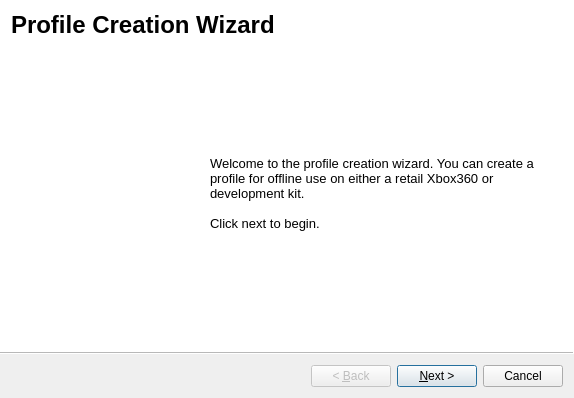
This is Velocity/profilecreatorwizard.ui in hetelek/Velocity as Qt 5 draws it before an edit. The edited form follows.
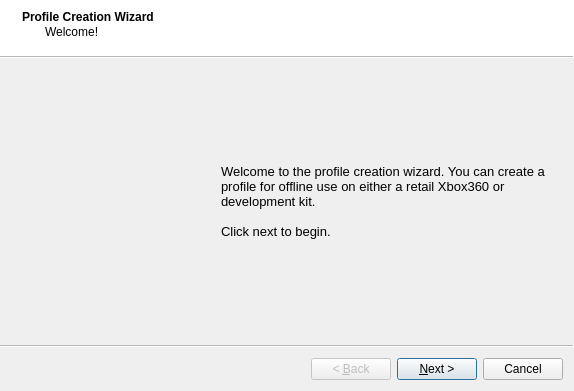
This is the edited form. Icons and pictures are not drawn.

Commit message: Updated wizard GUIs

Patch:
```diff
--- a/Velocity/profilecreatorwizard.ui
+++ b/Velocity/profilecreatorwizard.ui
@@ -7,7 +7,7 @@
     <x>0</x>
     <y>0</y>
     <width>574</width>
-    <height>398</height>
+    <height>391</height>
    </rect>
   </property>
   <property name="windowTitle">
@@ -21,21 +21,13 @@
    <enum>QWizard::AeroStyle</enum>
   </property>
   <widget class="QWizardPage" name="pageFront">
+   <property name="title">
+    <string>Profile Creation Wizard</string>
+   </property>
+   <property name="subTitle">
+    <string>Welcome!</string>
+   </property>
    <layout class="QVBoxLayout" name="verticalLayout">
-    <item>
-     <widget class="QLabel" name="label_2">
-      <property name="text">
-       <string>&lt;!DOCTYPE HTML PUBLIC &quot;-//W3C//DTD HTML 4.0//EN&quot; &quot;http://www.w3.org/TR/REC-html40/strict.dtd&quot;&gt;
-&lt;html&gt;&lt;head&gt;&lt;meta name=&quot;qrichtext&quot; content=&quot;1&quot; /&gt;&lt;style type=&quot;text/css&quot;&gt;
-p, li { white-space: pre-wrap; }
-&lt;/style&gt;&lt;/head&gt;&lt;body style=&quot; font-family:'MS Shell Dlg 2'; font-size:8.25pt; font-weight:400; font-style:normal;&quot;&gt;
-&lt;p style=&quot; margin-top:0px; margin-bottom:0px; margin-left:0px; margin-right:0px; -qt-block-indent:0; text-indent:0px;&quot;&gt;&lt;span style=&quot; font-size:18pt; font-weight:600;&quot;&gt;Profile Creation Wizard&lt;/span&gt;&lt;/p&gt;&lt;/body&gt;&lt;/html&gt;</string>
-      </property>
-      <property name="wordWrap">
-       <bool>true</bool>
-      </property>
-     </widget>
-    </item>
     <item>
      <spacer name="verticalSpacer">
       <property name="orientation">
```
Left out of the diff: 66 changed lines with no effect on the pictures. Lines whose indentation alone changed are shown as unchanged. The commit also changes 8 other files.
